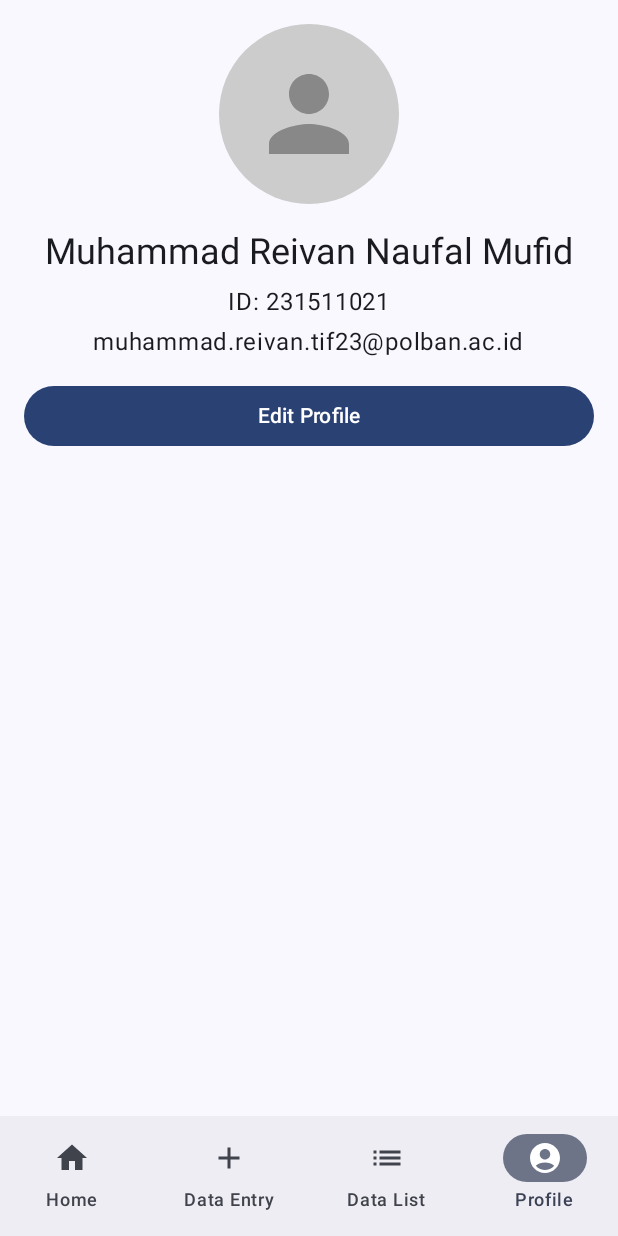
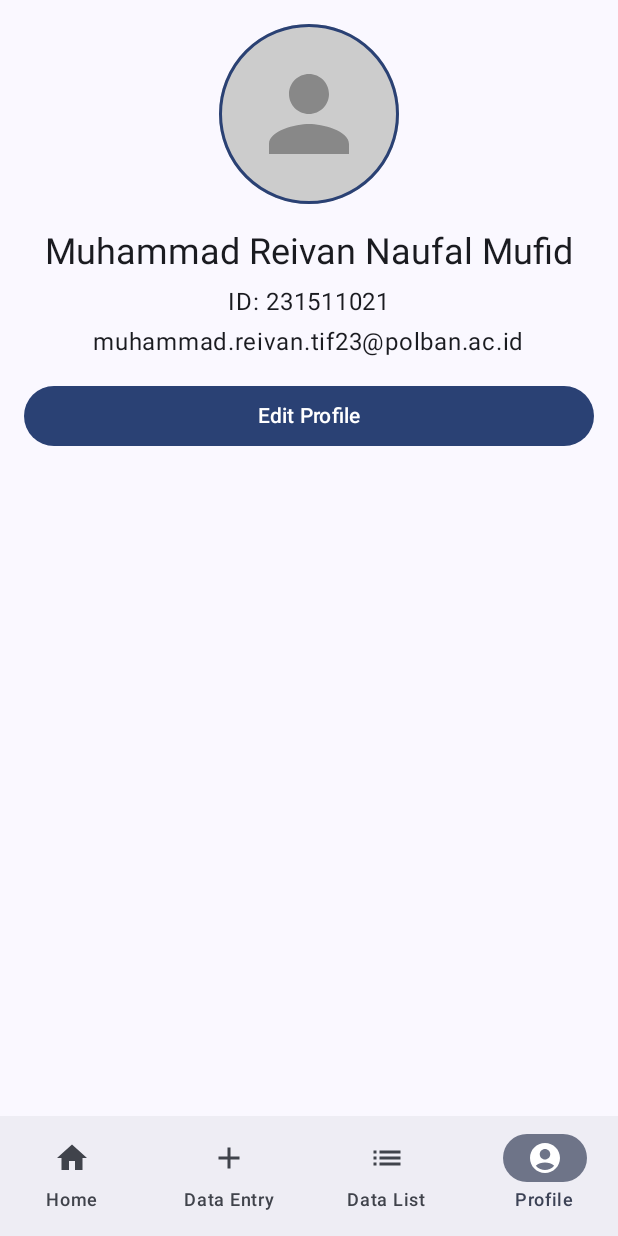
Before and after one commit to ReivnNaufl/Proyek-4-Assignment-Muhammad-Reivan, an Android app built with Jetpack Compose: the screen it shows after launch (MainActivity), item 4 of the bottom bar chosen, on a phone screen of 412 x 824 dp. Run offline under Robolectric (Android 15) with nearby library versions, the light colour scheme and no system bars; our stand-ins replace Room's generated code, livedata-compose.

Commit message:
minor changes

```diff
--- a/app/src/main/java/com/example/p4w1/ui/screen/home/HomeScreen.kt
+++ b/app/src/main/java/com/example/p4w1/ui/screen/home/HomeScreen.kt
@@ -11,8 +11,6 @@ import androidx.compose.runtime.Composable
 import androidx.compose.runtime.LaunchedEffect
 import androidx.compose.runtime.getValue
 import androidx.compose.runtime.livedata.observeAsState
-import androidx.compose.runtime.mutableStateOf
-import androidx.compose.runtime.remember
 import androidx.compose.ui.unit.sp
 import androidx.navigation.NavHostController
 import com.example.p4w1.viewmodel.DataViewModel
@@ -24,7 +22,6 @@ import androidx.compose.ui.unit.dp
 import androidx.compose.ui.text.font.FontWeight
 import androidx.compose.ui.text.style.TextDecoration
 import androidx.compose.ui.text.withStyle
-import androidx.compose.ui.tooling.preview.Preview
 
 @Composable
 fun HomeScreen(navController: NavHostController, viewModel: DataViewModel){
@@ -57,11 +54,11 @@ fun HomeScreen(navController: NavHostController, viewModel: DataViewModel){
             Spacer(modifier = Modifier.height(26.dp))
             Text(
                 text = buildAnnotatedString {
-                    append("Made with ")
+                    append("\t\t  Made with ")
                     withStyle(style = SpanStyle(textDecoration = TextDecoration.LineThrough)) {
                         append("tears and blood")
                     }
-                    append("\tlove and care\nby Muhammad Reivan Naufal Mufid (231511021)")
+                    append(" love and care\nby Muhammad Reivan Naufal Mufid (231511021)")
                 },
                 fontSize = 10.sp
             )
--- a/app/src/main/java/com/example/p4w1/ui/screen/profile/ProfileScreen.kt
+++ b/app/src/main/java/com/example/p4w1/ui/screen/profile/ProfileScreen.kt
@@ -92,8 +92,8 @@ fun ProfileScreen(
             Box(
                 modifier = Modifier
                     .size(120.dp)
-                    .clip(CircleShape)
-                    .background(Color.LightGray),
+                    .border(2.dp, MaterialTheme.colorScheme.primary, CircleShape)
+                    .background(Color.LightGray, CircleShape),
                 contentAlignment = Alignment.Center
             ) {
                 if (displayedImage.value != null) {
--- a/app/src/main/java/com/example/p4w1/ui/screen/splashscreen/SplashScreen.kt
+++ b/app/src/main/java/com/example/p4w1/ui/screen/splashscreen/SplashScreen.kt
@@ -1,8 +1,6 @@
 package com.example.p4w1.ui.screen.splashscreen
 
 import android.media.MediaPlayer
-import android.content.Context
-import android.content.res.Configuration
 import androidx.compose.animation.core.LinearEasing
 import androidx.compose.animation.core.animateFloatAsState
 import androidx.compose.animation.core.tween
@@ -20,7 +18,6 @@ import androidx.compose.ui.draw.rotate
 import androidx.compose.ui.graphics.Color
 import androidx.compose.ui.platform.LocalContext
 import androidx.compose.ui.res.painterResource
-import androidx.compose.ui.tooling.preview.Preview
 import androidx.compose.ui.unit.dp
 import com.example.p4w1.R
 import kotlinx.coroutines.delay
--- a/app/src/main/java/com/example/p4w1/viewmodel/ImageViewModel.kt
+++ b/app/src/main/java/com/example/p4w1/viewmodel/ImageViewModel.kt
@@ -68,5 +68,4 @@ class ImageViewModel(application: Application) : AndroidViewModel(application) {
             }
         }
     }
-
 }
```
